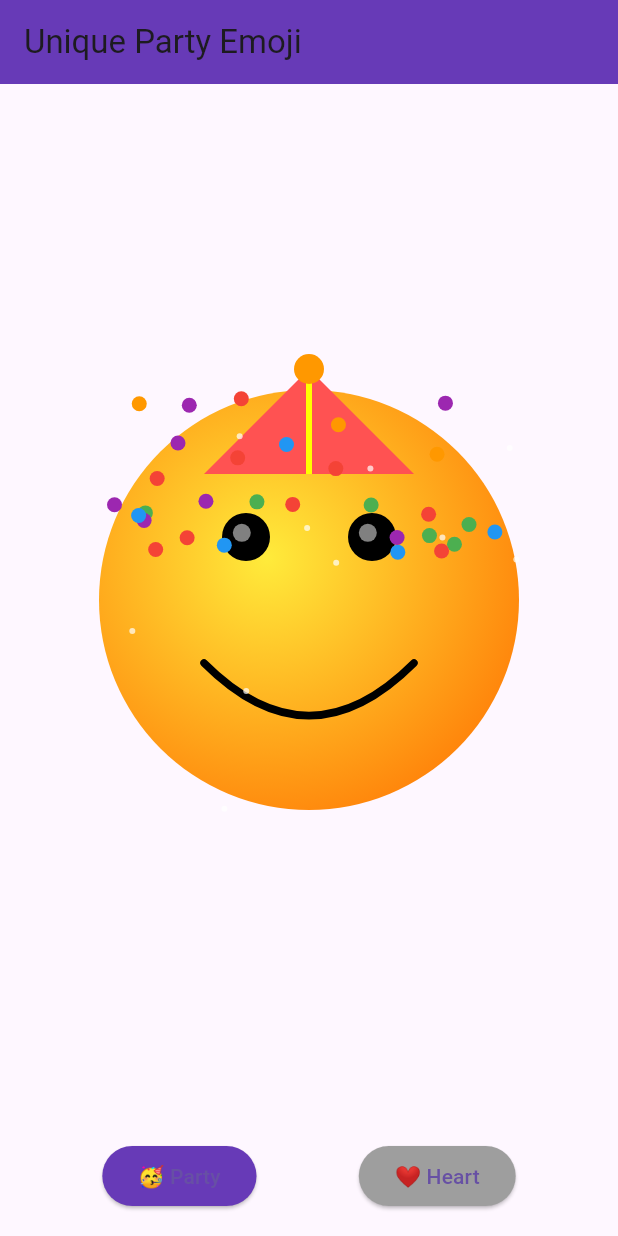
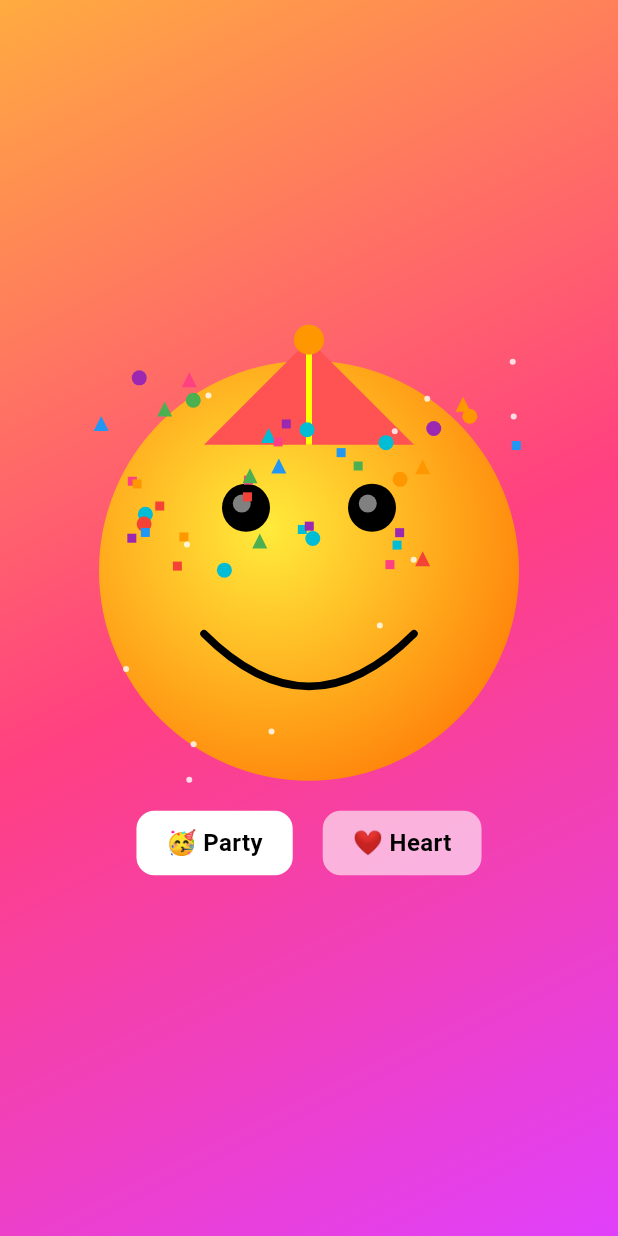
Before and after one commit to Lavanyathangaraj/mad_inclass_activity_4, a Flutter app: the screen it shows after launch, on a phone screen of 412 x 824 dp. Run offline on Flutter 3.47's test engine with Material 3 defaults, Android fonts, the phone set to English and light mode, and no system bars.

Commit message:
feature enhancement

```diff
--- a/lib/main.dart
+++ b/lib/main.dart
@@ -12,7 +12,7 @@
   Widget build(BuildContext context) {
     return MaterialApp(
       debugShowCheckedModeBanner: false,
-      title: 'Advanced Party Emoji',
+      title: 'Enhanced Party Emoji',
       home: const EmojiDrawingScreen(),
     );
   }
@@ -26,54 +26,68 @@
 }
 
 class _EmojiDrawingScreenState extends State<EmojiDrawingScreen> {
-  String selectedEmoji = 'party'; // Default emoji
+  String selectedEmoji = 'party';
 
   @override
   Widget build(BuildContext context) {
     return Scaffold(
-      appBar: AppBar(
-        title: const Text('Unique Party Emoji'),
-        backgroundColor: Colors.deepPurple,
+      body: Container(
+        width: double.infinity,
+        height: double.infinity,
+        decoration: const BoxDecoration(
+          gradient: LinearGradient(
+            colors: [Colors.orangeAccent, Colors.pinkAccent, Colors.purpleAccent],
+            begin: Alignment.topLeft,
+            end: Alignment.bottomRight,
           ),
-      body: Column(
+        ),
+        child: Column(
+          mainAxisAlignment: MainAxisAlignment.center,
           children: [
-          Expanded(
-            child: Center(
-              child: SizedBox(
+            SizedBox(
               width: 280,
               height: 280,
               child: CustomPaint(
                 painter: EmojiPainter(selectedEmoji),
               ),
             ),
-            ),
-          ),
-          Padding(
-            padding: const EdgeInsets.symmetric(vertical: 16.0),
-            child: Row(
-              mainAxisAlignment: MainAxisAlignment.spaceEvenly,
+            const SizedBox(height: 20),
+            Row(
+              mainAxisAlignment: MainAxisAlignment.center,
               children: [
                 emojiButton('party', '🥳 Party'),
+                const SizedBox(width: 20),
                 emojiButton('heart', '❤️ Heart'),
               ],
             ),
+          ],
         ),
-        ],
       ),
     );
   }
 
   Widget emojiButton(String name, String label) {
-    return ElevatedButton(
-      onPressed: () {
+    return GestureDetector(
+      onTap: () {
         setState(() {
           selectedEmoji = name;
         });
       },
-      style: ElevatedButton.styleFrom(
-        backgroundColor: selectedEmoji == name ? Colors.deepPurple : Colors.grey,
+      child: Container(
+        padding: const EdgeInsets.symmetric(vertical: 10, horizontal: 20),
+        decoration: BoxDecoration(
+          color: selectedEmoji == name ? Colors.white : Colors.white.withOpacity(0.6),
+          borderRadius: BorderRadius.circular(12),
         ),
-      child: Text(label),
+        child: Text(
+          label,
+          style: const TextStyle(
+            fontWeight: FontWeight.bold,
+            color: Colors.black,
+            fontSize: 16,
+          ),
+        ),
+      ),
     );
   }
 }
@@ -88,21 +102,20 @@
   void paint(Canvas canvas, Size size) {
     switch (emojiType) {
       case 'party':
-        drawAdvancedPartyFace(canvas, size);
+        drawEnhancedPartyFace(canvas, size);
         break;
       case 'heart':
         drawHeart(canvas, size);
         break;
       default:
-        drawAdvancedPartyFace(canvas, size);
+        drawEnhancedPartyFace(canvas, size);
     }
   }
 
-  void drawAdvancedPartyFace(Canvas canvas, Size size) {
+  void drawEnhancedPartyFace(Canvas canvas, Size size) {
     final center = Offset(size.width / 2, size.height / 2);
     final faceRadius = size.width / 2;
 
-    // Gradient face
     final facePaint = Paint()
       ..shader = RadialGradient(
         colors: [Colors.yellow, Colors.orangeAccent.shade700],
@@ -111,7 +124,6 @@
       ).createShader(Rect.fromCircle(center: center, radius: faceRadius));
     canvas.drawCircle(center, faceRadius, facePaint);
 
-    // Eyes
     final eyePaint = Paint()..color = Colors.black;
     final eyeGlowPaint = Paint()..color = Colors.white.withOpacity(0.5);
     canvas.drawCircle(Offset(size.width * 0.35, size.height * 0.35), 16, eyePaint);
@@ -119,7 +131,6 @@
     canvas.drawCircle(Offset(size.width * 0.34, size.height * 0.34), 6, eyeGlowPaint);
     canvas.drawCircle(Offset(size.width * 0.64, size.height * 0.34), 6, eyeGlowPaint);
 
-    // Big cheerful mouth
     final mouthPaint = Paint()
       ..color = Colors.black
       ..style = PaintingStyle.stroke
@@ -130,42 +141,53 @@
     path.quadraticBezierTo(size.width / 2, size.height * 0.9, size.width * 0.75, size.height * 0.65);
     canvas.drawPath(path, mouthPaint);
 
-    // Party hat (above the smiley)
     final hatPaint = Paint()..color = Colors.redAccent;
     final hatPath = Path();
-    hatPath.moveTo(center.dx, size.height * -0.05); // top above face
+    hatPath.moveTo(center.dx, size.height * -0.05);
     hatPath.lineTo(size.width * 0.25, size.height * 0.2);
     hatPath.lineTo(size.width * 0.75, size.height * 0.2);
     hatPath.close();
     canvas.drawPath(hatPath, hatPaint);
 
-    // Hat stripe
     final stripePaint = Paint()..color = Colors.yellowAccent..strokeWidth = 4;
     canvas.drawLine(Offset(center.dx, size.height * -0.05), Offset(center.dx, size.height * 0.2), stripePaint);
 
-    // Hat pom-pom
     final pomPomPaint = Paint()..color = Colors.orange;
     canvas.drawCircle(Offset(center.dx, size.height * -0.05), 10, pomPomPaint);
 
-    // Dynamic confetti
-    final confettiColors = [Colors.red, Colors.green, Colors.blue, Colors.purple, Colors.orange];
-    for (int i = 0; i < 30; i++) {
+    final confettiColors = [Colors.red, Colors.green, Colors.blue, Colors.purple, Colors.orange, Colors.cyan, Colors.pinkAccent];
+    for (int i = 0; i < 40; i++) {
       double x = random.nextDouble() * size.width;
-      double y = random.nextDouble() * size.height * 0.4;
-      canvas.drawCircle(Offset(x, y), 5, Paint()..color = confettiColors[random.nextInt(confettiColors.length)]);
+      double y = random.nextDouble() * size.height * 0.5;
+      final shapeType = random.nextInt(3);
+      final confettiPaint = Paint()..color = confettiColors[random.nextInt(confettiColors.length)];
+      switch (shapeType) {
+        case 0:
+          canvas.drawCircle(Offset(x, y), 5, confettiPaint);
+          break;
+        case 1:
+          canvas.drawRect(Rect.fromCenter(center: Offset(x, y), width: 6, height: 6), confettiPaint);
+          break;
+        case 2:
+          final path = Path();
+          path.moveTo(x, y - 5);
+          path.lineTo(x - 5, y + 5);
+          path.lineTo(x + 5, y + 5);
+          path.close();
+          canvas.drawPath(path, confettiPaint);
+          break;
+      }
     }
 
-    // Optional sparkles
-    for (int i = 0; i < 10; i++) {
+    for (int i = 0; i < 12; i++) {
       double x = random.nextDouble() * size.width;
       double y = random.nextDouble() * size.height;
-      canvas.drawCircle(Offset(x, y), 2, Paint()..color = Colors.white.withOpacity(0.7));
+      canvas.drawCircle(Offset(x, y), 2, Paint()..color = Colors.white.withOpacity(0.8));
     }
   }
 
   void drawHeart(Canvas canvas, Size size) {
     final paint = Paint()..color = Colors.red;
-
     Path path = Path();
     path.moveTo(size.width / 2, size.height * 0.7);
     path.cubicTo(
```
Lines whose indentation alone changed are shown as unchanged.
